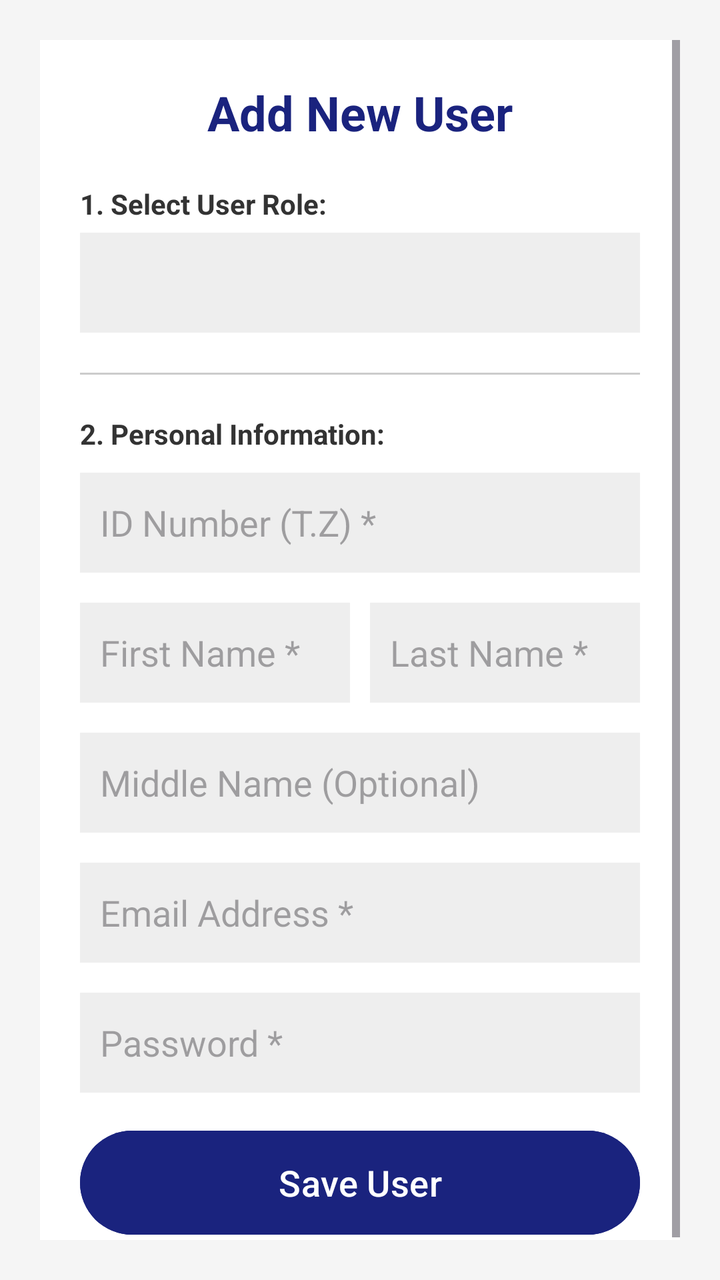
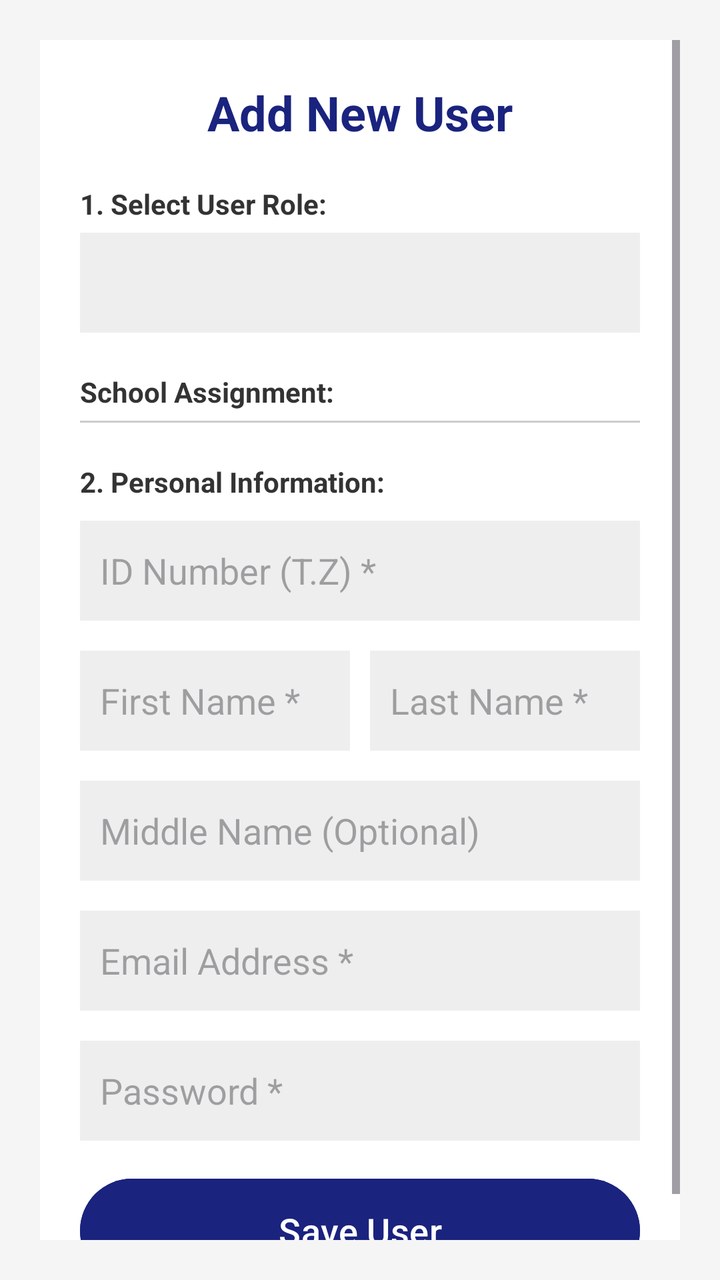

Screens rendered from an Android XML layout before and after an edit, with the pre-edit source and the edit as a unified diff.
<!-- AndroidManifest.xml: application theme Theme.Schooly -->
<!-- res/layout/activity_add_user.xml -->
<?xml version="1.0" encoding="utf-8"?>
<ScrollView xmlns:android="http://schemas.android.com/apk/res/android"
    xmlns:app="http://schemas.android.com/apk/res-auto"
    android:layout_width="match_parent"
    android:layout_height="match_parent"
    android:padding="20dp"
    android:background="#F5F5F5">

    <LinearLayout
        android:layout_width="match_parent"
        android:layout_height="wrap_content"
        android:orientation="vertical"
        android:background="@android:color/white"
        android:padding="20dp"
        android:elevation="4dp">

        <TextView
            android:layout_width="match_parent"
            android:layout_height="wrap_content"
            android:text="Add New User"
            android:textSize="24sp"
            android:textStyle="bold"
            android:textColor="#1A237E"
            android:layout_marginBottom="20dp"
            android:gravity="center"/>

        <TextView
            android:layout_width="match_parent"
            android:layout_height="wrap_content"
            android:text="1. Select User Role:"
            android:textStyle="bold"
            android:layout_marginBottom="5dp"
            android:textColor="#333333"/>

        <Spinner
            android:id="@+id/spinnerRole"
            android:layout_width="match_parent"
            android:layout_height="50dp"
            android:layout_marginBottom="20dp"
            android:background="#EEEEEE"/>

        <View
            android:layout_width="match_parent"
            android:layout_height="1dp"
            android:background="#CCCCCC"
            android:layout_marginBottom="20dp"/>

        <TextView
            android:layout_width="match_parent"
            android:layout_height="wrap_content"
            android:text="2. Personal Information:"
            android:textStyle="bold"
            android:layout_marginBottom="10dp"
            android:textColor="#333333"/>

        <EditText
            android:id="@+id/etNewTz"
            android:layout_width="match_parent"
            android:layout_height="50dp"
            android:hint="ID Number (T.Z) *"
            android:inputType="number"
            android:layout_marginBottom="15dp"
            android:background="#EEEEEE"
            android:padding="10dp"/>

        <LinearLayout
            android:layout_width="match_parent"
            android:layout_height="wrap_content"
            android:orientation="horizontal"
            android:layout_marginBottom="15dp">

            <EditText
                android:id="@+id/etFirstName"
                android:layout_width="0dp"
                android:layout_weight="1"
                android:layout_height="50dp"
                android:hint="First Name *"
                android:inputType="textPersonName"
                android:background="#EEEEEE"
                android:padding="10dp"
                android:layout_marginEnd="5dp"/>

            <EditText
                android:id="@+id/etLastName"
                android:layout_width="0dp"
                android:layout_weight="1"
                android:layout_height="50dp"
                android:hint="Last Name *"
                android:inputType="textPersonName"
                android:background="#EEEEEE"
                android:padding="10dp"
                android:layout_marginStart="5dp"/>
        </LinearLayout>

        <EditText
            android:id="@+id/etMiddleName"
            android:layout_width="match_parent"
            android:layout_height="50dp"
            android:hint="Middle Name (Optional)"
            android:inputType="textPersonName"
            android:layout_marginBottom="15dp"
            android:background="#EEEEEE"
            android:padding="10dp"/>

        <EditText
            android:id="@+id/etNewEmail"
            android:layout_width="match_parent"
            android:layout_height="50dp"
            android:hint="Email Address *"
            android:inputType="textEmailAddress"
            android:layout_marginBottom="15dp"
            android:background="#EEEEEE"
            android:padding="10dp"/>

        <EditText
            android:id="@+id/etNewPassword"
            android:layout_width="match_parent"
            android:layout_height="50dp"
            android:hint="Password *"
            android:inputType="textPassword"
            android:layout_marginBottom="15dp"
            android:background="#EEEEEE"
            android:padding="10dp"/>

        <LinearLayout
            android:id="@+id/layoutStudentFields"
            android:layout_width="match_parent"
            android:layout_height="wrap_content"
            android:orientation="vertical"
            android:visibility="gone">

            <TextView
                android:layout_width="match_parent"
                android:layout_height="wrap_content"
                android:text="3. Assign Student to Learning Groups:"
                android:textStyle="bold"
                android:textColor="#FF5722"
                android:layout_marginBottom="10dp"/>

            <Spinner
                android:id="@+id/spinnerHomeroom"
                android:layout_width="match_parent"
                android:layout_height="50dp"
                android:layout_marginBottom="10dp"
                android:background="#FFF3E0"/>

            <Spinner
                android:id="@+id/spinnerMathGroup"
                android:layout_width="match_parent"
                android:layout_height="50dp"
                android:layout_marginBottom="10dp"
                android:background="#FFF3E0"/>

            <Spinner
                android:id="@+id/spinnerEnglishGroup"
                android:layout_width="match_parent"
                android:layout_height="50dp"
                android:layout_marginBottom="10dp"
                android:background="#FFF3E0"/>

            <Spinner
                android:id="@+id/spinnerMajor1Group"
                android:layout_width="match_parent"
                android:layout_height="50dp"
                android:layout_marginBottom="10dp"
                android:background="#FFF3E0"/>

            <Spinner
                android:id="@+id/spinnerMajor2Group"
                android:layout_width="match_parent"
                android:layout_height="50dp"
                android:layout_marginBottom="15dp"
                android:background="#FFF3E0"/>
        </LinearLayout>

        <LinearLayout
            android:id="@+id/layoutTeacherFields"
            android:layout_width="match_parent"
            android:layout_height="wrap_content"
            android:orientation="vertical"
            android:paddingTop="10dp"
            android:visibility="gone">

            <TextView
                android:layout_width="match_parent"
                android:layout_height="wrap_content"
                android:text="3. Teacher / Admin Subjects Setup:"
                android:textStyle="bold"
                android:textColor="#2E8B57"
                android:layout_marginBottom="10dp"/>

            <LinearLayout
                android:layout_width="match_parent"
                android:layout_height="wrap_content"
                android:orientation="horizontal"
                android:gravity="center_vertical"
                android:layout_marginBottom="10dp">

                <TextView
                    android:id="@+id/tvSelectSubjects"
                    android:layout_width="0dp"
                    android:layout_height="50dp"
                    android:layout_weight="1"
                    android:text="Select Teachable Subjects *"
                    android:textColor="#666666"
                    android:gravity="center_vertical"
                    android:paddingHorizontal="16dp"
                    android:background="@drawable/rounded_edittext_bg"
                    android:clickable="true"
                    android:focusable="true"/>

                <ImageButton
                    android:id="@+id/btnQuickAddSubject"
                    android:layout_width="50dp"
                    android:layout_height="50dp"
                    android:layout_marginStart="8dp"
                    android:src="@android:drawable/ic_input_add"
                    android:backgroundTint="#1A237E"
                    app:tint="@android:color/white"
                    android:background="@drawable/rounded_edittext_bg"
                    android:contentDescription="Quick add subject" />
            </LinearLayout>

            <LinearLayout
                android:id="@+id/layoutSelectedSubjectsList"
                android:layout_width="match_parent"
                android:layout_height="wrap_content"
                android:orientation="vertical"
                android:layout_marginBottom="15dp"
                android:paddingStart="10dp" />

        </LinearLayout>

        <Button
            android:id="@+id/btnSaveUser"
            android:layout_width="match_parent"
            android:layout_height="60dp"
            android:text="Save User"
            android:textSize="18sp"
            android:backgroundTint="#1A237E"
            android:textColor="@android:color/white"/>

    </LinearLayout>
</ScrollView>
<!-- resources referenced by this layout -->
<resources>
  <!-- drawable rounded_edittext_bg (drawable) -->
  <?xml version="1.0" encoding="utf-8"?>
  <shape xmlns:android="http://schemas.android.com/apk/res/android"
      android:shape="rectangle">
  
      <solid android:color="#FFFFFF" />
  
      <stroke
          android:width="1dp"
          android:color="#E0E0E0" />
  
      <corners android:radius="8dp" />
  </shape>
  <style name="Theme.Schooly" parent="Base.Theme.Schooly" />
  <style name="Base.Theme.Schooly" parent="Theme.Material3.DayNight.NoActionBar">
          
          
      </style>
</resources>

<!-- the commit's change to res/layout/activity_add_user.xml (unified diff, before → after) -->
@@ -38,6 +38,32 @@
             android:layout_height="50dp"
             android:layout_marginBottom="20dp"
             android:background="#EEEEEE"/>
+
+        <TextView
+            android:layout_width="match_parent"
+            android:layout_height="wrap_content"
+            android:text="School Assignment:"
+            android:textStyle="bold"
+            android:layout_marginBottom="5dp"
+            android:textColor="#333333"/>
+
+        <EditText
+            android:id="@+id/etSchoolLocked"
+            android:layout_width="match_parent"
+            android:layout_height="50dp"
+            android:background="#E0E0E0"
+            android:focusable="false"
+            android:clickable="false"
+            android:padding="10dp"
+            android:textColor="#555555"
+            android:visibility="gone"/>
+
+        <Spinner
+            android:id="@+id/spinnerSchoolSelect"
+            android:layout_width="match_parent"
+            android:layout_height="50dp"
+            android:background="#EEEEEE"
+            android:visibility="gone"/>
 
         <View
             android:layout_width="match_parent"
